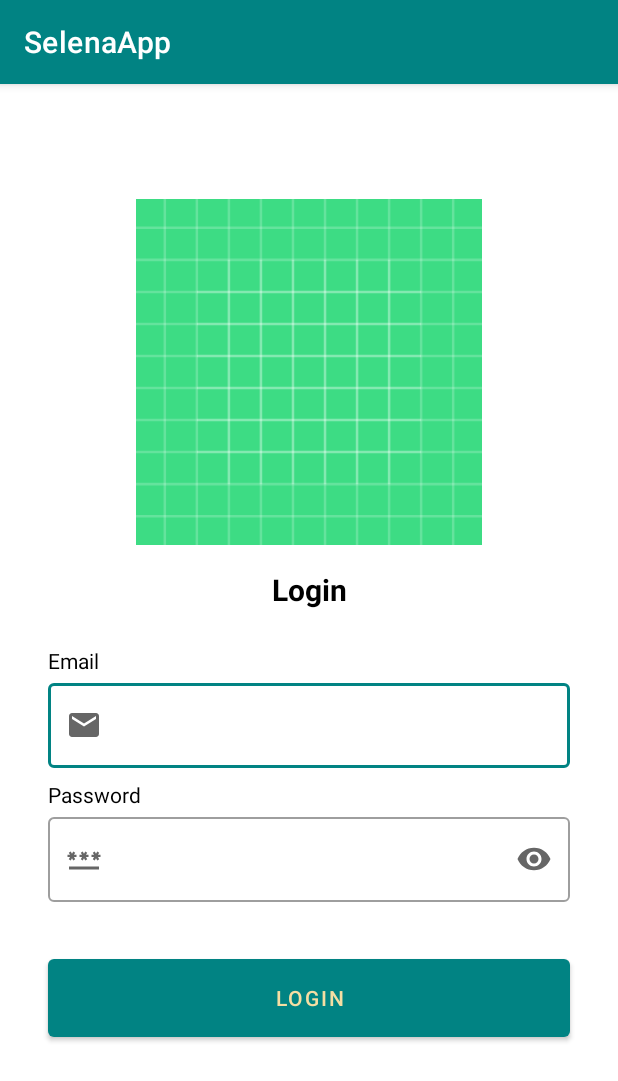
After one commit to dorizx/SelenaApp, an Android app: the LoginActivity screen opened directly, with no data from a screen before it, on a phone screen of 412 x 824 dp. The commit adds this screen. Shown: the top 1081 px of the screen. Run offline under Robolectric (Android 15) with nearby library versions, the phone set to English and light mode, and no system bars.

Commit message:
add login activity

```diff
--- a/app/src/main/AndroidManifest.xml
+++ b/app/src/main/AndroidManifest.xml
@@ -12,6 +12,12 @@
         android:supportsRtl="true"
         android:theme="@style/Theme.SelenaApp"
         tools:targetApi="31">
+        <activity
+            android:name=".ui.signup.SignupActivity"
+            android:exported="false" />
+        <activity
+            android:name=".ui.login.LoginActivity"
+            android:exported="false" />
         <activity
             android:name=".ui.transaction.FileUploadActivity"
             android:exported="false" />
--- /dev/null
+++ b/app/src/main/java/com/example/selenaapp/ui/login/LoginActivity.kt
@@ -0,0 +1,15 @@
+package com.example.selenaapp.ui.login
+
+import android.os.Bundle
+import androidx.activity.enableEdgeToEdge
+import androidx.appcompat.app.AppCompatActivity
+import androidx.core.view.ViewCompat
+import androidx.core.view.WindowInsetsCompat
+import com.example.selenaapp.R
+
+class LoginActivity : AppCompatActivity() {
+    override fun onCreate(savedInstanceState: Bundle?) {
+        super.onCreate(savedInstanceState)
+        setContentView(R.layout.activity_login)
+    }
+}
--- /dev/null
+++ b/app/src/main/java/com/example/selenaapp/ui/signup/SignupActivity.kt
@@ -0,0 +1,15 @@
+package com.example.selenaapp.ui.signup
+
+import android.os.Bundle
+import androidx.activity.enableEdgeToEdge
+import androidx.appcompat.app.AppCompatActivity
+import androidx.core.view.ViewCompat
+import androidx.core.view.WindowInsetsCompat
+import com.example.selenaapp.R
+
+class SignupActivity : AppCompatActivity() {
+    override fun onCreate(savedInstanceState: Bundle?) {
+        super.onCreate(savedInstanceState)
+        setContentView(R.layout.activity_signup)
+    }
+}
--- /dev/null
+++ b/app/src/main/res/drawable/ic_email.xml
@@ -0,0 +1,5 @@
+<vector xmlns:android="http://schemas.android.com/apk/res/android" android:height="24dp" android:tint="#000000" android:viewportHeight="24" android:viewportWidth="24" android:width="24dp">
+
+    <path android:fillColor="@android:color/white" android:pathData="M20,4L4,4c-1.1,0 -1.99,0.9 -1.99,2L2,18c0,1.1 0.9,2 2,2h16c1.1,0 2,-0.9 2,-2L22,6c0,-1.1 -0.9,-2 -2,-2zM20,8l-8,5 -8,-5L4,6l8,5 8,-5v2z"/>
+
+</vector>
--- /dev/null
+++ b/app/src/main/res/drawable/ic_password.xml
@@ -0,0 +1,5 @@
+<vector xmlns:android="http://schemas.android.com/apk/res/android" android:height="24dp" android:tint="#000000" android:viewportHeight="24" android:viewportWidth="24" android:width="24dp">
+
+    <path android:fillColor="@android:color/white" android:pathData="M2,17h20v2H2V17zM3.15,12.95L4,11.47l0.85,1.48l1.3,-0.75L5.3,10.72H7v-1.5H5.3l0.85,-1.47L4.85,7L4,8.47L3.15,7l-1.3,0.75L2.7,9.22H1v1.5h1.7L1.85,12.2L3.15,12.95zM9.85,12.2l1.3,0.75L12,11.47l0.85,1.48l1.3,-0.75l-0.85,-1.48H15v-1.5h-1.7l0.85,-1.47L12.85,7L12,8.47L11.15,7l-1.3,0.75l0.85,1.47H9v1.5h1.7L9.85,12.2zM23,9.22h-1.7l0.85,-1.47L20.85,7L20,8.47L19.15,7l-1.3,0.75l0.85,1.47H17v1.5h1.7l-0.85,1.48l1.3,0.75L20,11.47l0.85,1.48l1.3,-0.75l-0.85,-1.48H23V9.22z"/>
+
+</vector>
--- /dev/null
+++ b/app/src/main/res/layout/activity_login.xml
@@ -0,0 +1,140 @@
+<?xml version="1.0" encoding="utf-8"?>
+<androidx.constraintlayout.widget.ConstraintLayout xmlns:android="http://schemas.android.com/apk/res/android"
+    xmlns:app="http://schemas.android.com/apk/res-auto"
+    xmlns:tools="http://schemas.android.com/tools"
+    android:layout_width="match_parent"
+    android:layout_height="match_parent"
+    tools:context=".ui.login.LoginActivity">
+
+    <ImageView
+        android:id="@+id/imageView"
+        android:layout_width="0dp"
+        android:layout_height="0dp"
+        android:layout_marginStart="32dp"
+        android:layout_marginEnd="32dp"
+        app:layout_constraintBottom_toTopOf="@+id/guidelineHorizontal"
+        app:layout_constraintEnd_toEndOf="parent"
+        app:layout_constraintStart_toStartOf="parent"
+        app:layout_constraintTop_toTopOf="@+id/guidelineHorizontal2"
+        app:srcCompat="@drawable/ic_launcher_background" />
+
+    <TextView
+        android:id="@+id/titleTextView"
+        android:layout_width="0dp"
+        android:layout_height="wrap_content"
+        android:layout_marginStart="32dp"
+        android:layout_marginTop="16dp"
+        android:layout_marginEnd="32dp"
+        android:textAlignment="center"
+        android:text="@string/title_login_page"
+        android:textColor="@color/black"
+        android:textSize="20sp"
+        android:textStyle="bold"
+        app:layout_constraintEnd_toEndOf="parent"
+        app:layout_constraintHorizontal_bias="0.0"
+        app:layout_constraintStart_toStartOf="parent"
+        app:layout_constraintTop_toTopOf="@+id/guidelineHorizontal"
+        tools:alpha="100" />
+
+
+    <TextView
+        android:id="@+id/emailTextView"
+        android:layout_width="wrap_content"
+        android:layout_height="wrap_content"
+        android:layout_marginStart="32dp"
+        android:layout_marginTop="24dp"
+        android:text="@string/email"
+        android:textColor="@color/black"
+        app:layout_constraintStart_toStartOf="parent"
+        app:layout_constraintTop_toBottomOf="@+id/titleTextView"
+        tools:alpha="100" />
+
+    <com.google.android.material.textfield.TextInputLayout
+        android:id="@+id/emailEditTextLayout"
+        style="@style/Widget.MaterialComponents.TextInputLayout.OutlinedBox"
+        android:layout_width="0dp"
+        android:layout_height="wrap_content"
+        android:layout_marginStart="32dp"
+        android:layout_marginEnd="32dp"
+        app:layout_constraintEnd_toEndOf="parent"
+        app:layout_constraintStart_toStartOf="parent"
+        app:layout_constraintTop_toBottomOf="@+id/emailTextView"
+        app:startIconDrawable="@drawable/ic_email"
+        tools:alpha="100">
+
+        <com.google.android.material.textfield.TextInputEditText
+            android:id="@+id/emailEditText"
+            android:layout_width="match_parent"
+            android:layout_height="wrap_content"
+            android:ems="10"
+            android:inputType="textEmailAddress"
+            tools:ignore="SpeakableTextPresentCheck" />
+    </com.google.android.material.textfield.TextInputLayout>
+
+    <TextView
+        android:id="@+id/passwordTextView"
+        android:layout_width="wrap_content"
+        android:layout_height="wrap_content"
+        android:layout_marginStart="32dp"
+        android:layout_marginTop="8dp"
+        android:text="@string/password"
+        android:textColor="@color/black"
+        app:layout_constraintStart_toStartOf="parent"
+        app:layout_constraintTop_toBottomOf="@+id/emailEditTextLayout"
+        tools:alpha="100" />
+
+    <com.google.android.material.textfield.TextInputLayout
+        android:id="@+id/passwordEditTextLayout"
+        style="@style/Widget.MaterialComponents.TextInputLayout.OutlinedBox"
+        android:layout_width="0dp"
+        android:layout_height="wrap_content"
+        android:layout_marginStart="32dp"
+        android:layout_marginEnd="32dp"
+        app:endIconMode="password_toggle"
+        app:layout_constraintEnd_toEndOf="parent"
+        app:layout_constraintStart_toStartOf="parent"
+        app:layout_constraintTop_toBottomOf="@+id/passwordTextView"
+        app:startIconDrawable="@drawable/ic_password"
+        tools:alpha="100">
+
+        <com.google.android.material.textfield.TextInputEditText
+            android:id="@+id/passwordEditText"
+            android:layout_width="match_parent"
+            android:layout_height="wrap_content"
+            android:ems="10"
+            android:inputType="textPassword"
+            tools:ignore="SpeakableTextPresentCheck" />
+    </com.google.android.material.textfield.TextInputLayout>
+
+    <Button
+        android:id="@+id/loginButton"
+        android:layout_width="0dp"
+        android:layout_height="64dp"
+        android:layout_marginStart="32dp"
+        android:layout_marginTop="32dp"
+        android:layout_marginEnd="32dp"
+        android:text="@string/login"
+        app:layout_constraintEnd_toEndOf="parent"
+        app:layout_constraintStart_toStartOf="parent"
+        app:layout_constraintTop_toBottomOf="@+id/passwordEditTextLayout"
+        tools:alpha="100" />
+
+    <androidx.constraintlayout.widget.Guideline
+        android:id="@+id/guidelineHorizontal"
+        android:layout_width="wrap_content"
+        android:layout_height="64dp"
+        android:orientation="horizontal"
+        app:layout_constraintEnd_toEndOf="parent"
+        app:layout_constraintGuide_percent="0.4"
+        app:layout_constraintStart_toStartOf="parent" />
+
+    <androidx.constraintlayout.widget.Guideline
+        android:id="@+id/guidelineHorizontal2"
+        android:layout_width="wrap_content"
+        android:layout_height="64dp"
+        android:orientation="horizontal"
+        app:layout_constraintEnd_toEndOf="parent"
+        app:layout_constraintGuide_percent="0.1"
+        app:layout_constraintStart_toStartOf="parent" />
+
+</androidx.constraintlayout.widget.ConstraintLayout>
--- /dev/null
+++ b/app/src/main/res/layout/activity_signup.xml
@@ -0,0 +1,10 @@
+<?xml version="1.0" encoding="utf-8"?>
+<androidx.constraintlayout.widget.ConstraintLayout xmlns:android="http://schemas.android.com/apk/res/android"
+    xmlns:app="http://schemas.android.com/apk/res-auto"
+    xmlns:tools="http://schemas.android.com/tools"
+    android:id="@+id/main"
+    android:layout_width="match_parent"
+    android:layout_height="match_parent"
+    tools:context=".ui.signup.SignupActivity">
+
+</androidx.constraintlayout.widget.ConstraintLayout>
--- a/app/src/main/res/values/strings.xml
+++ b/app/src/main/res/values/strings.xml
@@ -13,11 +13,17 @@
     <string name="add_data">Isi Data</string>
     <string name="add_file">Upload File Excel</string>
 
+
+    <string name="email">Email</string>
+    <string name="password">Password</string>
+    <string name="login">Login</string>
+
     <string name="amount">Jumlah</string>
     <string name="type_transaction">Jenis Transaksi</string>
     <string name="date">Tanggal</string>
     <string name="notes">Catatan</string>
     <string name="send">Kirim</string>
     <string name="title_form_data">Form Tambah Transaksi</string>
+    <string name="title_login_page">Login</string>
 
 </resources>
```
